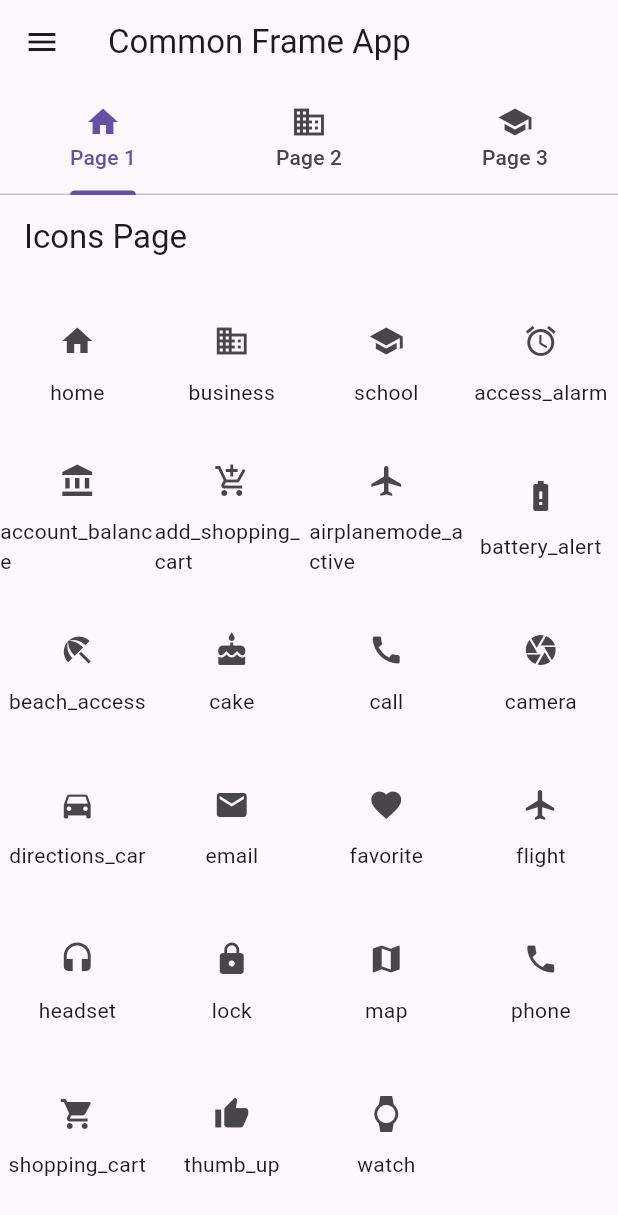
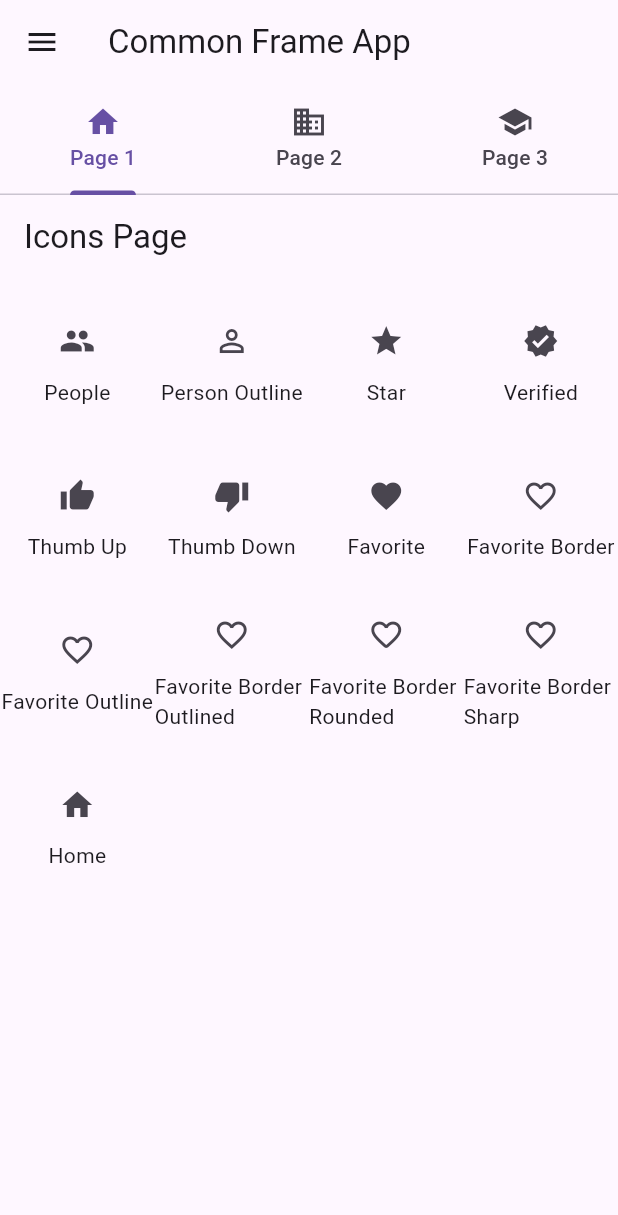
Before and after one commit to fortheearth9/efood, a Flutter app: the screen it shows after launch, on a phone screen of 412 x 824 dp. Shown: the top 1215 px of the screen. Run offline on Flutter 3.47's test engine with Material 3 defaults, Android fonts, the phone set to English and light mode, and no system bars; our stand-ins replace font_awesome_flutter.

Commit message:
icons ok

```diff
--- a/demos/mainframe/lib/icons_page.dart
+++ b/demos/mainframe/lib/icons_page.dart
@@ -1,56 +1,38 @@
 import 'package:flutter/material.dart';
 
 class IconsPage extends StatelessWidget {
-  final List<IconData> icons = [
+  IconsPage({Key? key}) : super(key: key);
+
+  final List<IconData> icons = const [
+    Icons.people,
+    Icons.person_outline,
+    Icons.star,
+    Icons.verified,
+    Icons.thumb_up,
+    Icons.thumb_down,
+    Icons.favorite,
+    Icons.favorite_border,
+    Icons.favorite_outline,
+    Icons.favorite_border_outlined,
+    Icons.favorite_border_rounded,
+    Icons.favorite_border_sharp,
     Icons.home,
-    Icons.business,
-    Icons.school,
-    Icons.access_alarm,
-    Icons.account_balance,
-    Icons.add_shopping_cart,
-    Icons.airplanemode_active,
-    Icons.battery_alert,
-    Icons.beach_access,
-    Icons.cake,
-    Icons.call,
-    Icons.camera,
-    Icons.directions_car,
-    Icons.email,
-    Icons.favorite,
-    Icons.flight,
-    Icons.headset,
-    Icons.lock,
-    Icons.map,
-    Icons.phone,
-    Icons.shopping_cart,
-    Icons.thumb_up,
-    Icons.watch,
   ];
 
   final List<String> iconNames = [
-    'home',
-    'business',
-    'school',
-    'access_alarm',
-    'account_balance',
-    'add_shopping_cart',
-    'airplanemode_active',
-    'battery_alert',
-    'beach_access',
-    'cake',
-    'call',
-    'camera',
-    'directions_car',
-    'email',
-    'favorite',
-    'flight',
-    'headset',
-    'lock',
-    'map',
-    'phone',
-    'shopping_cart',
-    'thumb_up',
-    'watch',
+    'People',
+    'Person Outline',
+    'Star',
+    'Verified',
+    'Thumb Up',
+    'Thumb Down',
+    'Favorite',
+    'Favorite Border',
+    'Favorite Outline',
+    'Favorite Border Outlined',
+    'Favorite Border Rounded',
+    'Favorite Border Sharp',
+    'Home',
   ];
 
   @override
@@ -69,8 +51,8 @@ class IconsPage extends StatelessWidget {
             mainAxisAlignment: MainAxisAlignment.center,
             children: [
               IconButton(
-                icon: Icon(icons[index]),
-                onPressed: () {},
+                icon: Icon(icons[index]), // Use Icon widget with IconData
+                onPressed: () {}, // Provide the required onPressed parameter
               ),
               Text(iconNames[index]),
             ],
@@ -80,3 +62,9 @@ class IconsPage extends StatelessWidget {
     );
   }
 }
+
+// void main() {
+//   runApp(MaterialApp(
+//     home: IconsPage(),
+//   ));
+// }
```
